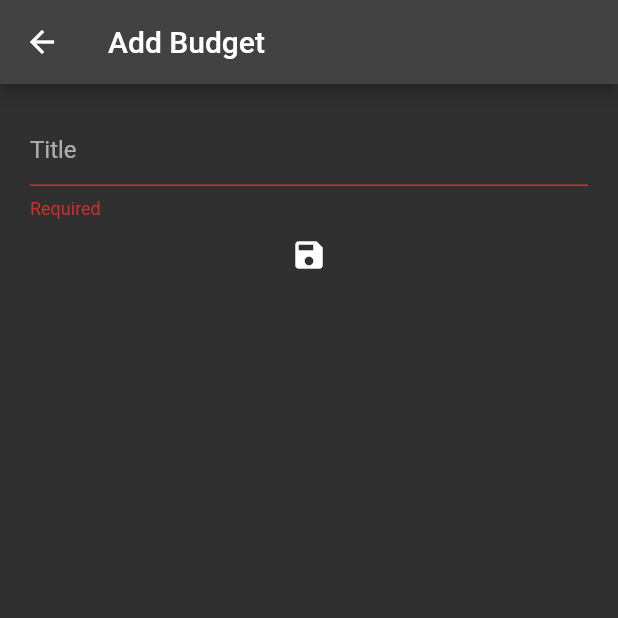
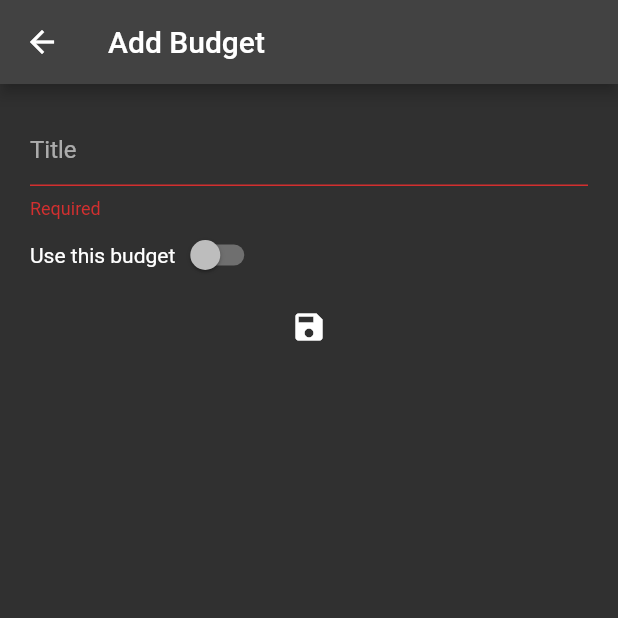
Before and after one commit to tnguyenthuyanh/Flutter_capstone, a Flutter app: the AddBudgetScreen screen opened by its route, after a tap on the "save" icon, on a phone screen of 412 x 824 dp, the top half of it. Run offline on Flutter 3.47's test engine with Material 2 defaults, Android fonts, the phone set to English and light mode, and no system bars; drawn by our look-alikes of oktoast; our stand-ins replace cloud_firestore, firebase_auth, firebase_core, firebase_storage, font_awesome_flutter, google_sign_in; missing offline and left inert: flutter_animated_button; accounts and stored records are empty.

Commit message:
added current switch to add budget page

```diff
--- a/lib/viewscreen/addbudget_screen.dart
+++ b/lib/viewscreen/addbudget_screen.dart
@@ -6,7 +6,6 @@ import '../View_Model/budget_data.dart';
 import '../View_Model/validator.dart';
 import '../model/budget.dart';
 
-// TODO: add budget added toast
 class AddBudgetScreen extends StatefulWidget {
   static const routeName = '/addBudgetScreen';
 
@@ -24,6 +23,7 @@ class _AddBudgetScreenState extends State<AddBudgetScreen> {
   // state vars
   late _Controller _con;
   String? _title;
+  bool _current = false;
 
   @override
   void initState() {
@@ -59,7 +59,19 @@ class _AddBudgetScreenState extends State<AddBudgetScreen> {
                     onSaved: _con.onSaveTitle,
                   ),
                 ),
-
+                // is current switch
+                SizedBox(
+                  width: MediaQuery.of(context).size.width,
+                  child: Row(
+                    children: [
+                      Text("Use this budget"),
+                      Switch(
+                        value: _current,
+                        onChanged: _con.onCurrentChanged,
+                      ),
+                    ],
+                  ),
+                ),
                 // save button
                 IconButton(
                   icon: const Icon(Icons.save),
@@ -98,12 +110,17 @@ class _Controller {
       Budget(
         title: _state._title!,
         ownerUID: uid,
+        isCurrent: _state._current,
       ),
     );
 
     showToast("Budget created!");
 
     Navigator.pop(_state.context);
+  }
+
+  void onCurrentChanged(bool? value) {
+    _state.render(() => _state._current = !_state._current);
   }
 
   // save functions
```
